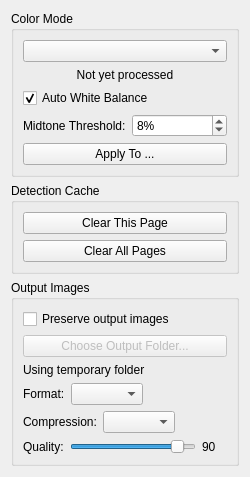
Qt form src/core/filters/finalize/OptionsWidget.ui (abandoned-industries/scantailor-spectre) before a commit.
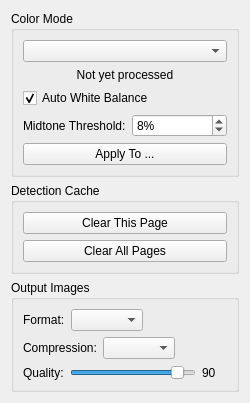
The same form after that commit.

```diff
--- a/src/core/filters/finalize/OptionsWidget.ui
+++ b/src/core/filters/finalize/OptionsWidget.ui
@@ -112,37 +112,6 @@
       <string>Output Images</string>
      </property>
      <layout class="QVBoxLayout" name="verticalLayout_4">
-      <item>
-       <widget class="QCheckBox" name="preserveOutputCB">
-        <property name="text">
-         <string>Preserve output images</string>
-        </property>
-       </widget>
-      </item>
-      <item>
-       <layout class="QHBoxLayout" name="outputFolderLayout">
-        <item>
-         <widget class="QPushButton" name="chooseOutputFolderBtn">
-          <property name="text">
-           <string>Choose Output Folder...</string>
-          </property>
-          <property name="enabled">
-           <bool>false</bool>
-          </property>
-         </widget>
-        </item>
-       </layout>
-      </item>
-      <item>
-       <widget class="QLabel" name="outputPathLabel">
-        <property name="text">
-         <string>Using temporary folder</string>
-        </property>
-        <property name="wordWrap">
-         <bool>true</bool>
-        </property>
-       </widget>
-      </item>
       <item>
        <layout class="QHBoxLayout" name="formatLayout">
         <item>
```
